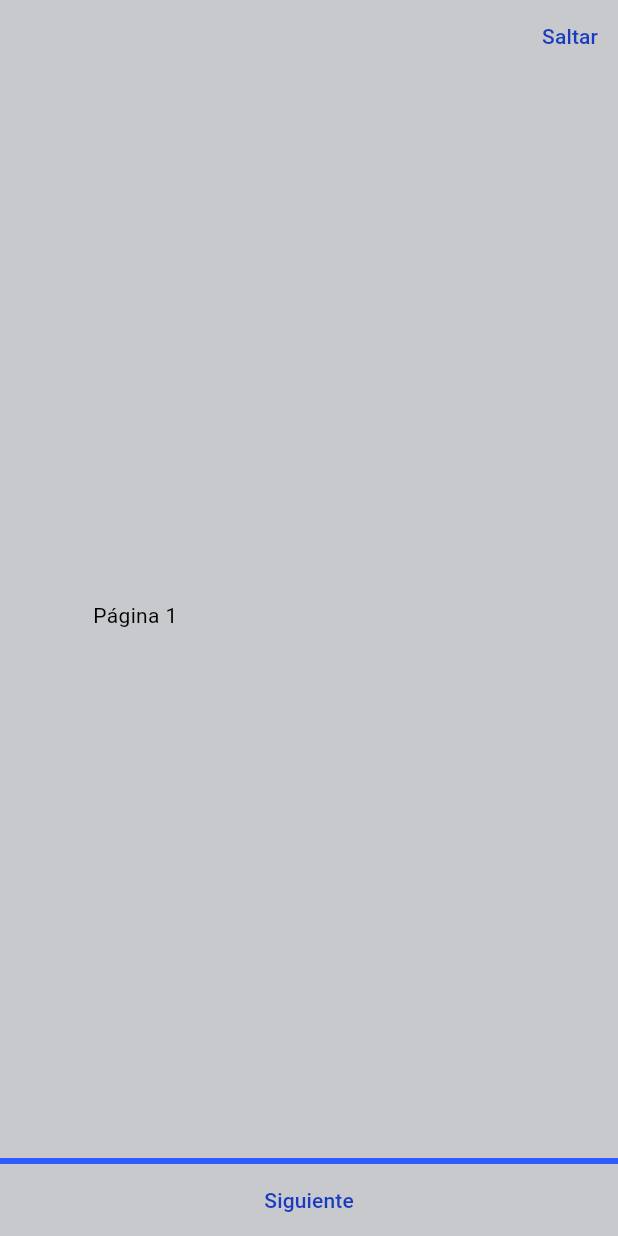
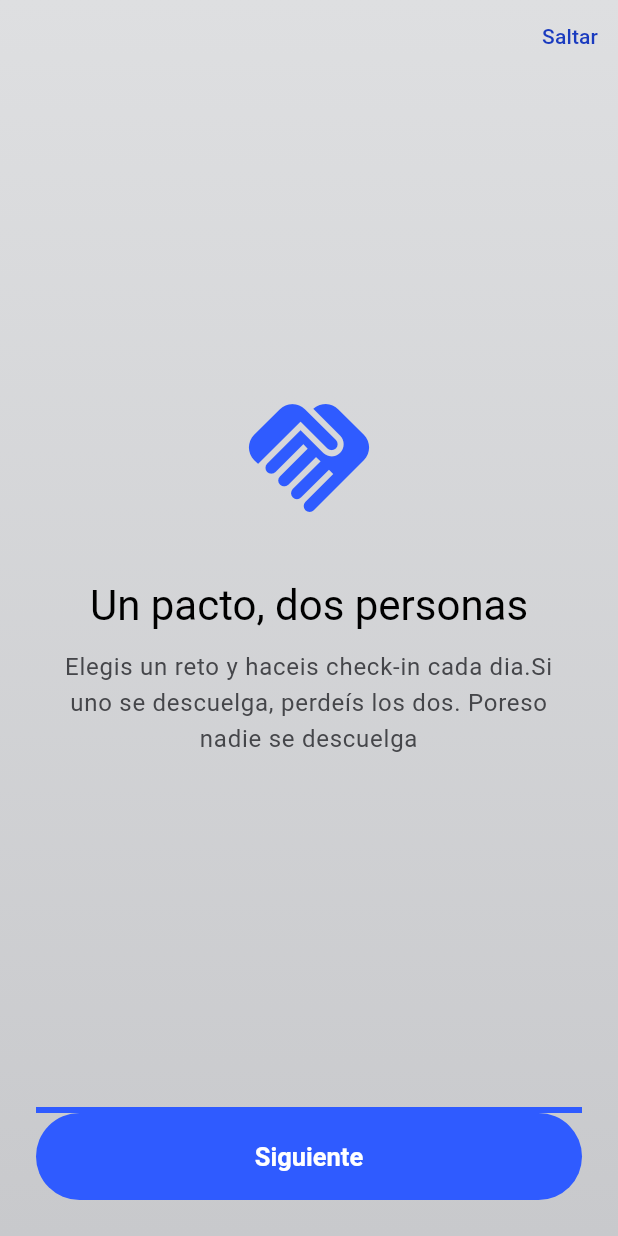
Before and after one commit to Aitoorchs7/codo, a Flutter app: the screen it shows after launch, after a tap on "Siguiente", on a phone screen of 412 x 824 dp. Run offline on Flutter 3.47's test engine with Material 3 defaults, Android fonts, the phone set to English and light mode, and no system bars; our stand-ins replace cloud_firestore, firebase_auth, firebase_core, shared_preferences; accounts and stored records are empty; generated files the repository leaves out were written again.

Commit message:
diseño del onboarding medio terminado

```diff
--- a/lib/app/app.dart
+++ b/lib/app/app.dart
@@ -1,7 +1,5 @@
 
 import 'package:codo/app/app_routes.dart';
-import 'package:codo/screens/login/login_screen.dart';
-import 'package:codo/screens/onboarding/onboarding_screen.dart';
 import 'package:flutter/material.dart';
 
 import 'app_theme.dart';
--- a/lib/screens/onboarding/onboarding_screen.dart
+++ b/lib/screens/onboarding/onboarding_screen.dart
@@ -1,6 +1,8 @@
 import 'package:codo/app/app_routes.dart';
 import 'package:flutter/material.dart';
 import 'package:codo/admins/preferences_admin.dart';
+import 'package:codo/widgets/codo_background.dart';
+import 'package:codo/app/codo_colors.dart';
 
 //Son las tres paginas que aparecen en el onboarding
 // las del tutorial de como funciona la app
@@ -40,7 +42,7 @@ class _OnboardingScreenState extends State<OnboardingScreen> {
       _finish();
     } else {
       _controller.nextPage(
-        duration: const Duration(milliseconds: 3000),
+        duration: const Duration(milliseconds: 300),
         curve: Curves.easeInOut,
       );
     }
@@ -56,9 +58,10 @@ class _OnboardingScreenState extends State<OnboardingScreen> {
   }
 
   @override
-  Widget build(BuildContext context) {
+  Widget build(BuildContext context){
       return Scaffold(
-        body: SafeArea(
+        body: CodoBackground(
+          child: SafeArea(
             child: Column(
               children: [
                 // 1. Saltar, arriba a la derecha
@@ -71,25 +74,108 @@ class _OnboardingScreenState extends State<OnboardingScreen> {
                   child: PageView(
                     controller: _controller,
                     onPageChanged: _onPageChanged,
-                  children: const [
-                    Center(child: Text('Página 1')),
-                    Center(child: Text('Página 2')),
-                    Center(child: Text('Página 3')),
+                    // con un bucle recorremos las paginas que quiere mos mostrar
+                    // segun el indice en el que este y si el usuario pulsa el
+                    //boton de siguiente, el indice aumenta +1 y asi sucesivamente
+                    children: [
+                      for (final p in _pages) _OnboardingPage(data: p),
                     ],
                   ),
                 ),
+                Padding(
+                  padding: const EdgeInsets.all(24),
+                  child: Column(
+                    children: [
                       // 2. Barra de progreso
                       LinearProgressIndicator(
                         value: _current / (_pageCount - 1),
                       ),
-              // 3. TODO: fila de puntos
-              TextButton(
+                      FilledButton(
                         onPressed: _next,
                         child: Text(_current == _pageCount - 1 ? 'Empezar' : 'Siguiente'),
+                      )
+                    ]
+                  ),
                 ),
               ],
+            ),
           ),
         ),
       );
     }
   }
+// los datos de las paginas que llevan de
+// la clase app_theme en el tema claro y oscuro
+class _PageData {
+  const _PageData({
+    required this.icon,
+    required this.title,
+    required this.text,
+  });
+
+  final IconData icon;
+  final String title;
+  final String text;
+}
+
+// como se ve una pagina sin texto porque todas tienen la misma estructura
+class _OnboardingPage extends StatelessWidget {
+  const _OnboardingPage({required this.data});
+
+  final _PageData data;
+
+  @override
+  Widget build(BuildContext context) {
+    final c = Theme.of(context).extension<CodoColors>()!;
+    final textTheme = Theme.of(context).textTheme;
+
+    return Padding(
+      padding: const EdgeInsets.symmetric(horizontal: 32),
+      child: Column(
+        // Centrado en vertical.
+        mainAxisAlignment: MainAxisAlignment.center,
+        children: [
+          Icon(data.icon, size: 96, color: CodoColors.accent),
+          const SizedBox(height: 32),
+          Text(
+            data.title,
+            textAlign: TextAlign.center,
+            style: textTheme.headlineMedium,
+          ),
+          const SizedBox(height: 12),
+          Text(
+            data.text,
+            textAlign: TextAlign.center,
+            style: textTheme.bodyLarge?.copyWith(color: c.textSecondary),
+          ),
+        ],
+      ),
+    );
+  }
+}
+// Los textos que aparecen en las paginas según su posición en la tabla
+const _pages = [
+  _PageData(
+    icon: Icons.groups,
+    title: 'Ponerse cuesta menos '
+        'acompañado',
+    text: 'Publica lo que estés haciendo y tus'
+        'amigos se suman a la vez. Estudiar,'
+        'entrenar o leer, a tu codo.',
+  ),
+  _PageData(
+    icon: Icons.handshake,
+    title: 'Un pacto, dos '
+        'personas',
+    text: 'Elegis un reto y haceis check-in cada dia.'
+        'Si uno se descuelga, perdeís los dos. Por'
+        'eso nadie se descuelga',
+  ),
+  _PageData(
+    icon: Icons.emoji_events,
+    title: 'Cada objetivo cuenta',
+    text: 'Gana XP, sube de nivel y llena tu perfil de '
+        'medallas por lo que de verdad has'
+        'cumplido.',
+  ),
+];
--- /dev/null
+++ b/lib/widgets/codo_background.dart
@@ -0,0 +1,29 @@
+
+import 'package:codo/app/codo_colors.dart';
+import 'package:flutter/material.dart';
+
+class CodoBackground extends StatelessWidget{
+  const CodoBackground({super.key, required this.child});
+
+  // Lo que se pinta encima del fondo (la pantalla).
+  final Widget child;
+
+  @override
+  Widget build(BuildContext context) {
+    // con c traemos los colores del tema
+    final c = Theme.of(context).extension<CodoColors>()!;
+    return Container(
+      width: double.infinity,
+      height: double.infinity,
+      decoration: BoxDecoration(
+        gradient: LinearGradient(
+          begin: Alignment.topCenter,
+          end: Alignment.bottomCenter,
+          colors: [c.bgTop, c.bgBottom],
+        ),
+      ),
+      child: child,
+    );
+  }
+
+}
```
Lines whose indentation alone changed are shown as unchanged.
